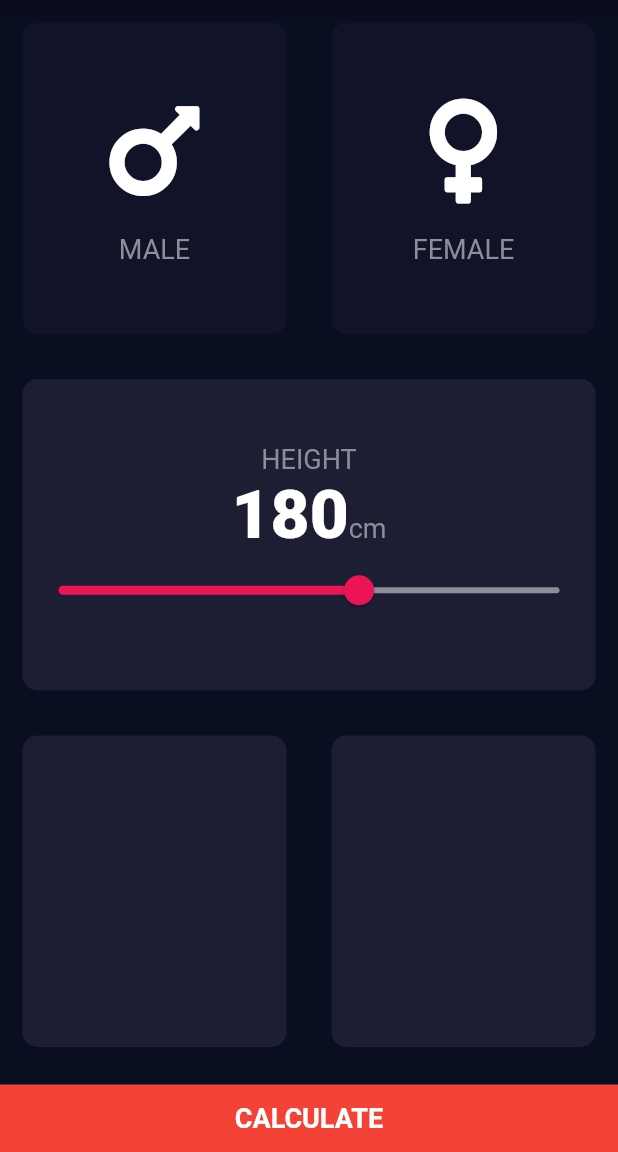
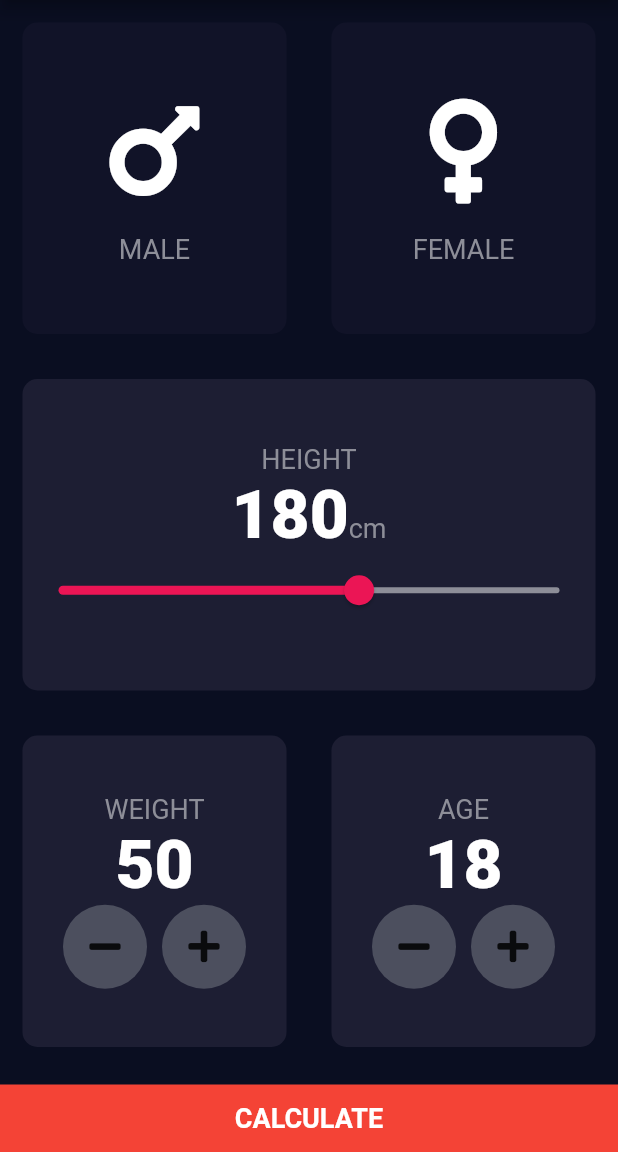
Before and after one commit to AKASHANGADII/bmi-calculator, a Flutter app: the screen it shows after launch, on a phone screen of 412 x 824 dp, the part 84-1236 px from its top. Run offline on Flutter 3.47's test engine with Material 2 defaults, Android fonts, the phone set to English and light mode, and no system bars; our stand-ins replace font_awesome_flutter.

```diff
--- a/lib/home_page.dart
+++ b/lib/home_page.dart
@@ -18,6 +18,8 @@ class HomePage extends StatefulWidget {
 class _HomePageState extends State<HomePage> {
   Gender selectedGender;
   int height = 180;
+  int weight = 50;
+  int age = 18;
   // Color maleCardColor = inactiveCardColour;
   // Color femaleCardColor = inactiveCardColour;
   //
@@ -129,10 +131,70 @@ class _HomePageState extends State<HomePage> {
               child: Row(
                 children: [
                   Expanded(
-                    child: ReusableCard(colour: kActiveCardColour),
+                    child: ReusableCard(
+                      colour: kActiveCardColour,
+                      cardChild: Column(
+                        mainAxisAlignment: MainAxisAlignment.center,
+                        children: [
+                          Text('WEIGHT', style: kFontTextStyle),
+                          Text(
+                            weight.toString(),
+                            style: kNumberTextStyle,
+                          ),
+                          Row(
+                            mainAxisAlignment: MainAxisAlignment.center,
+                            children: [
+                              RoundIconButton(
+                                icon: FontAwesomeIcons.minus,
+                                onPressed: () {
+                                  weight--;
+                                },
+                              ),
+                              SizedBox(width: 10.0),
+                              RoundIconButton(
+                                icon: FontAwesomeIcons.plus,
+                                onPressed: () {
+                                  weight++;
+                                },
+                              ),
+                            ],
+                          )
+                        ],
+                      ),
+                    ),
                   ),
                   Expanded(
-                    child: ReusableCard(colour: kActiveCardColour),
+                    child: ReusableCard(
+                      colour: kActiveCardColour,
+                      cardChild: Column(
+                        mainAxisAlignment: MainAxisAlignment.center,
+                        children: [
+                          Text('AGE', style: kFontTextStyle),
+                          Text(
+                            age.toString(),
+                            style: kNumberTextStyle,
+                          ),
+                          Row(
+                            mainAxisAlignment: MainAxisAlignment.center,
+                            children: [
+                              RoundIconButton(
+                                icon: FontAwesomeIcons.minus,
+                                onPressed: () {
+                                  age--;
+                                },
+                              ),
+                              SizedBox(width: 10.0),
+                              RoundIconButton(
+                                icon: FontAwesomeIcons.plus,
+                                onPressed: () {
+                                  age++;
+                                },
+                              ),
+                            ],
+                          )
+                        ],
+                      ),
+                    ),
                   ),
                 ],
               ),
@@ -159,3 +221,24 @@ class _HomePageState extends State<HomePage> {
     );
   }
 }
+
+class RoundIconButton extends StatelessWidget {
+  RoundIconButton({@required this.icon, @required this.onPressed});
+  final IconData icon;
+  final Function onPressed;
+
+  @override
+  Widget build(BuildContext context) {
+    return RawMaterialButton(
+      child: Icon(icon),
+      elevation: 6.0,
+      onPressed: onPressed(),
+      shape: CircleBorder(),
+      fillColor: Color(0xFF4C4F5E),
+      constraints: BoxConstraints.tightFor(
+        width: 56.0,
+        height: 56.0,
+      ),
+    );
+  }
+}
```
